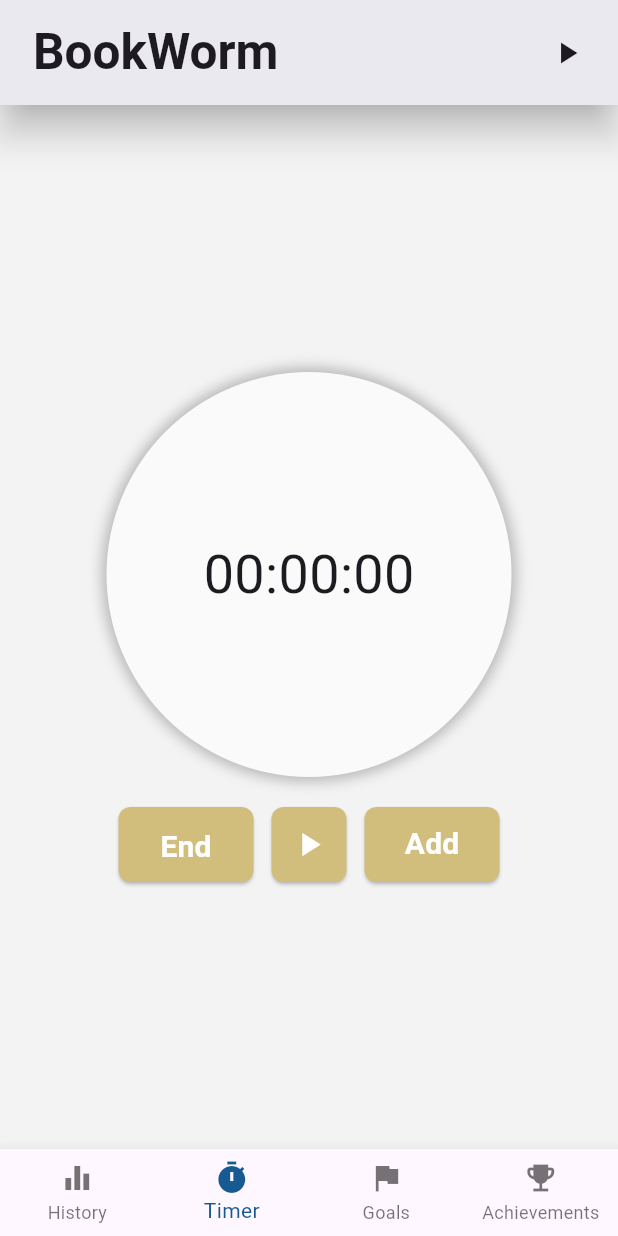
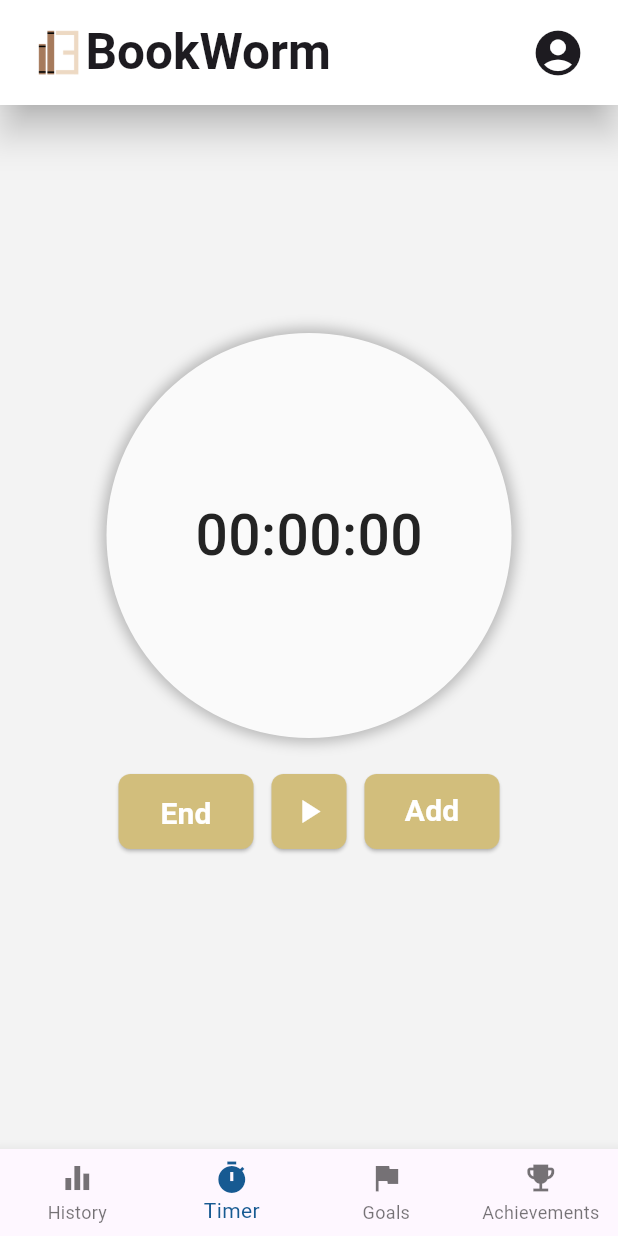
Before and after one commit to bomiejun/BookWorm, a Flutter app: the screen it shows after launch, after a tap on "NO DELETE PLS", after a tap on "End", on a phone screen of 412 x 824 dp. Run offline on Flutter 3.47's test engine with Material 3 defaults, Android fonts, the phone set to English and light mode, and no system bars.

Commit message:
its not right but thats on purpose

```diff
--- a/lib/routes/timer_screen.dart
+++ b/lib/routes/timer_screen.dart
@@ -1,5 +1,6 @@
 import 'package:flutter/material.dart';
 import 'achievements_screen.dart';
+import 'dart:async';
 class TimerScreen extends StatefulWidget {
   const TimerScreen({super.key});
 
@@ -8,32 +9,83 @@ class TimerScreen extends StatefulWidget {
 }
 class _TimerScreen extends State<TimerScreen> {
   Color buttonColor = const Color.fromARGB(255, 210, 190, 124);
+  Timer? timer;
+  int seconds = 0;
+  bool isRunning = false;
+
+  void startTimer() {
+    if (!isRunning) { // Start only if the timer is not running
+      setState(() {
+        isRunning = true;
+      });
+      timer = Timer.periodic(const Duration(seconds: 1), (Timer t) {
+        setState(() {
+          seconds--;
+        });
+      });
+    }
+  }
+
+  void stopTimer() {
+    if (isRunning) { // Stop only if the timer is running
+      timer?.cancel();
+      setState(() {
+        isRunning = false;
+      });
+    }
+  }
+
+  @override
+  void dispose() {
+    timer?.cancel(); // Cancel the timer when the widget is disposed
+    super.dispose();
+  }
+
+  String getFormattedTime() {
+    int hours = seconds ~/ 3600;
+    int minutes = (seconds % 3600) ~/ 60;
+    int secs = seconds % 60;
+    return '${hours.toString().padLeft(2, '0')}:${minutes.toString().padLeft(2, '0')}:${secs.toString().padLeft(2, '0')}';
+  }
 
   @override
   Widget build(BuildContext context) {
     return Scaffold(
       appBar: AppBar(
-        title: const Row(
+        title: Row(
           mainAxisAlignment: MainAxisAlignment.spaceBetween,
           children: <Widget> [
             Padding(
-              padding: EdgeInsets.only(left: 6),
-              child: Text('BookWorm', style: TextStyle(fontWeight: FontWeight.w700, fontSize: 33), textAlign: TextAlign.left)
+              padding: const EdgeInsets.only(left: 5),
+              child: Row (
+                children: <Widget> [
+                  Image.asset(
+                    'assets/icons/Bookworm_Logo.png',
+                    width: 36, // Adjust size
+                    height: 36,
+                    fit: BoxFit.cover, // Optional: Control how the image fits
                   ),
-            Padding (
+                  const Text('BookWorm', style: TextStyle(fontWeight: FontWeight.w700, fontSize: 33), textAlign: TextAlign.left)
+                  ]
+              )
+            ),
+            const Padding (
               padding: EdgeInsets.only(right: 6),
-              child: Icon(Icons.play_arrow))
+              child: Icon(Icons.account_circle, size: 36))
             ]
           ),
         elevation: 10,
         shadowColor: Colors.black,
         backgroundColor: const Color.fromARGB(255, 255, 255, 255),
         toolbarHeight: 70,
+        surfaceTintColor: Colors.transparent,
 
       ),
       backgroundColor: const Color.fromARGB(255, 243, 243, 243),
 
-      body: Column (
+      body: Transform.translate(
+        offset: const Offset(0, -24),
+        child: Column (
           mainAxisAlignment: MainAxisAlignment.center,
           children: <Widget> [
             Center(
@@ -57,15 +109,15 @@ class _TimerScreen extends State<TimerScreen> {
                     ),
                   ),
                   // TextField on top of the circle
-                const Center(
-                  child: Text("00:00:00",
-                  style: TextStyle(fontSize: 36)),
+                  Center(
+                    child: Text(getFormattedTime(),
+                    style: const TextStyle(fontSize: 38, fontWeight: FontWeight.w500, color: Color.fromARGB(255, 35, 35, 35))),
                   ),
                 ],
               ),
             ),
             const SizedBox(
-            height: 20
+              height: 24
             ),
             Row (
               mainAxisAlignment: MainAxisAlignment.center,
@@ -81,9 +133,13 @@ class _TimerScreen extends State<TimerScreen> {
                     backgroundColor: buttonColor
                   ),
                   onPressed: () {
-
+                    seconds = 0;
+                    stopTimer();
                   },
-                child: const Text("End", style: TextStyle(fontWeight: FontWeight.w700, fontSize: 20, color: Colors.white))
+                  child: const Text(
+                    "End",
+                    style: TextStyle(fontWeight: FontWeight.w700, fontSize: 20, color: Colors.white),
+                  )
 
                 ),
                 const SizedBox(
@@ -101,7 +157,11 @@ class _TimerScreen extends State<TimerScreen> {
                     backgroundColor: buttonColor
                   ),
                   onPressed: () {
-
+                    if (seconds > 0 && isRunning == false) {
+                      startTimer();
+                    } else if (seconds > 0 && isRunning == true) {
+                      stopTimer();
+                    }
                   },
                   child: const Icon(Icons.play_arrow, size: 26, color: Colors.white)
 
@@ -120,7 +180,9 @@ class _TimerScreen extends State<TimerScreen> {
                     backgroundColor: buttonColor
                   ),
                   onPressed: () {
-
+                    setState(() {
+                      seconds += 60; // Adds 60 seconds
+                    });
                   },
                   child: const Text("Add", style: TextStyle(fontWeight: FontWeight.w700, fontSize: 20, color: Colors.white)),
 
@@ -128,6 +190,7 @@ class _TimerScreen extends State<TimerScreen> {
               ]
             )
           ]
+        ),
       ),
       bottomNavigationBar: BottomNavigationBar(
         type: BottomNavigationBarType.fixed,
```
Lines whose indentation alone changed are shown as unchanged.
